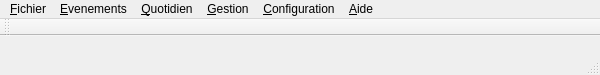
First picture: the form in chrysalide/mainwindow.ui, repository chrysalideProject/chrysalideProject, before the edit.
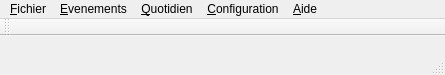
Second picture: the form after the edit.

Commit message: création des slots correspondant aux actions du menu

Patch:
```diff
--- a/chrysalide/mainwindow.ui
+++ b/chrysalide/mainwindow.ui
@@ -6,7 +6,7 @@
    <rect>
     <x>0</x>
     <y>0</y>
-    <width>600</width>
+    <width>445</width>
     <height>75</height>
    </rect>
   </property>
@@ -19,7 +19,7 @@
     <rect>
      <x>0</x>
      <y>0</y>
-     <width>600</width>
+     <width>445</width>
      <height>26</height>
     </rect>
    </property>
@@ -31,13 +31,6 @@
     <addaction name="action_Ouvrir"/>
     <addaction name="action_Quitter"/>
    </widget>
-   <widget class="QMenu" name="menu_Gestion">
-    <property name="title">
-     <string>&amp;Gestion</string>
-    </property>
-    <addaction name="action_Patients"/>
-    <addaction name="action_Repas"/>
-   </widget>
    <widget class="QMenu" name="menu_Aide">
     <property name="title">
      <string>&amp;Aide</string>
@@ -68,7 +61,6 @@
    <addaction name="menu_Fichier"/>
    <addaction name="menuEvenements"/>
    <addaction name="menu_Quotidien"/>
-   <addaction name="menu_Gestion"/>
    <addaction name="menuConfiguration"/>
    <addaction name="menu_Aide"/>
   </widget>
```
Left out of the diff: 10 changed lines with no effect on the pictures. The commit also changes 2 other files.
